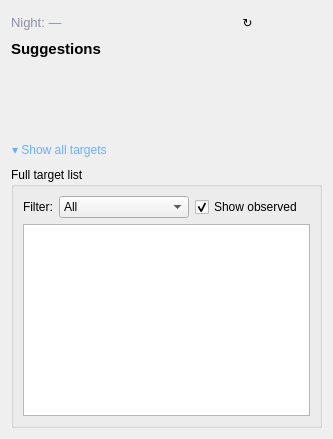
First picture: the form in nightscribe/gui/ui/tonight_tab.ui, repository irydeo/nightscribe, before the edit.
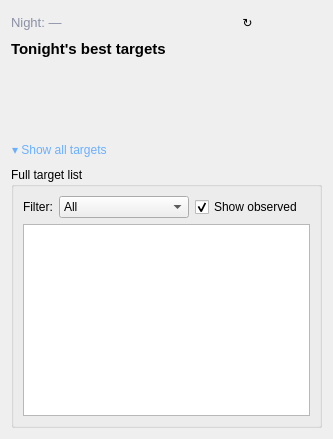
Second picture: the form after the edit.

Commit message: Tonight as a vertical list of wide rows (UX v3, phase B)

Diff of the .ui file:
```diff
--- a/nightscribe/gui/ui/tonight_tab.ui
+++ b/nightscribe/gui/ui/tonight_tab.ui
@@ -28,7 +28,7 @@
    </item>
    <item>
     <widget class="QLabel" name="lbl_suggestions_title">
-     <property name="text"><string>Suggestions</string></property>
+      <property name="text"><string>Tonight's best targets</string></property>
      <property name="styleSheet"><string notr="true">font-size: 15px; font-weight: bold;</string></property>
     </widget>
    </item>
```
Lines whose indentation alone changed are shown as unchanged. The commit also changes 9 other files.
